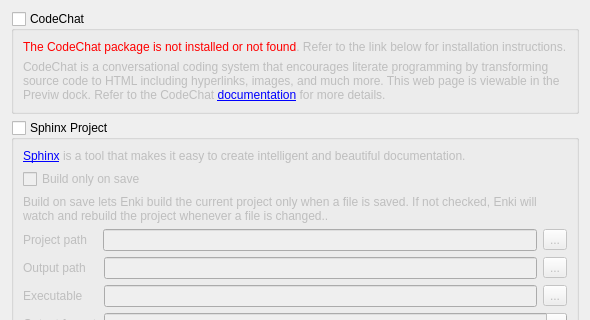
First picture: the form in enki/plugins/preview/Settings.ui, repository andreikop/enki, before the edit; both pictures show x 0 to 590 and y 0 to 320 of the 590 by 500 pixel window.
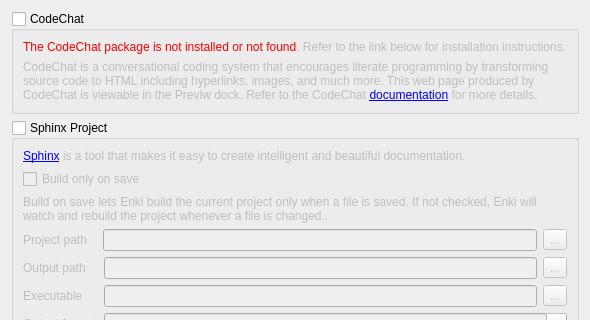
Second picture: the form after the edit.

Commit message: Fix: Progressbar color change, CodeChat description text modified.

```diff
--- a/enki/plugins/preview/Settings.ui
+++ b/enki/plugins/preview/Settings.ui
@@ -36,7 +36,7 @@
       <item>
        <widget class="QLabel" name="label">
         <property name="text">
-         <string>&lt;html&gt;&lt;head/&gt;&lt;body&gt;&lt;p&gt;CodeChat is a conversational coding system that encourages literate programming by transforming source code to HTML including hyperlinks, images, and much more. This web page is viewable in the Previw dock. Refer to the CodeChat &lt;a href=&quot;http://bitbucket.org/bjones/documentation/overview&quot;&gt;&lt;span style=&quot; text-decoration: underline; color:#0000ff;&quot;&gt;documentation&lt;/span&gt;&lt;/a&gt; for more details.&lt;/p&gt;&lt;/body&gt;&lt;/html&gt;</string>
+         <string>&lt;html&gt;&lt;head/&gt;&lt;body&gt;&lt;p&gt;CodeChat is a conversational coding system that encourages literate programming by transforming source code to HTML including hyperlinks, images, and much more. This web page produced by CodeChat is viewable in the Previw dock. Refer to the CodeChat &lt;a href=&quot;http://bitbucket.org/bjones/documentation/overview&quot;&gt;&lt;span style=&quot; text-decoration: underline; color:#0000ff;&quot;&gt;documentation&lt;/span&gt;&lt;/a&gt; for more details.&lt;/p&gt;&lt;/body&gt;&lt;/html&gt;</string>
         </property>
         <property name="wordWrap">
          <bool>true</bool>
```
The commit also changes 1 other file.
